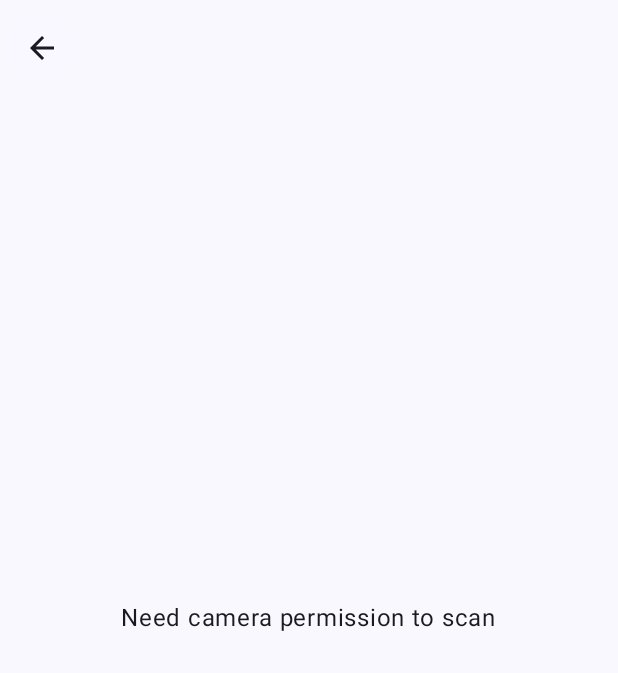
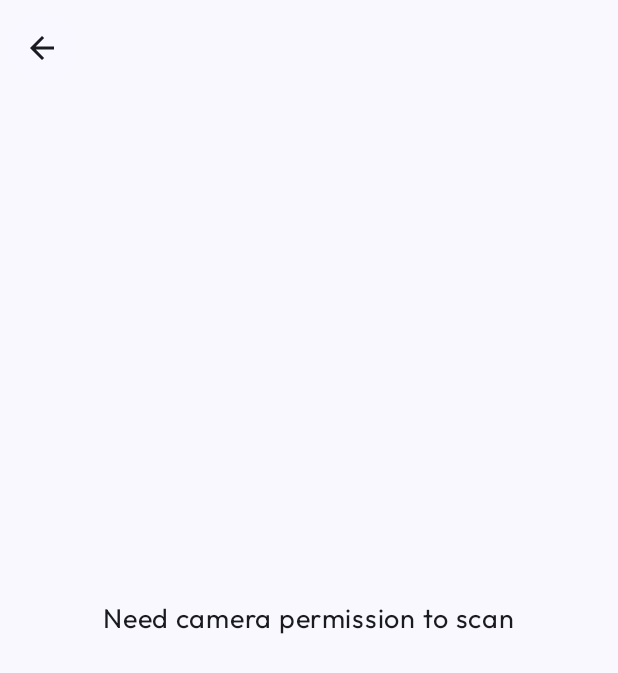
Before and after one commit to diego-matesanz/Arcaneum, an Android app built with Jetpack Compose: the CameraScreen screen opened through its navigation route, on a phone screen of 412 x 824 dp. Shown: the top 673 px of the screen. Run offline under Robolectric (Android 15) with nearby library versions, the phone set to English and light mode, and no system bars; libraries missing offline, so code that uses them is left out: com.journeyapps.barcodescanner; pictures from the network do not load.

Commit message:
Added theme typography

```diff
--- a/app/src/main/java/com/example/architectcoders/ui/screens/home/HomeScreen.kt
+++ b/app/src/main/java/com/example/architectcoders/ui/screens/home/HomeScreen.kt
@@ -35,6 +35,7 @@ import androidx.compose.ui.Modifier
 import androidx.compose.ui.draw.clip
 import androidx.compose.ui.input.nestedscroll.nestedScroll
 import androidx.compose.ui.res.stringResource
+import androidx.compose.ui.text.font.FontWeight
 import androidx.compose.ui.text.input.ImeAction
 import androidx.compose.ui.text.input.KeyboardType
 import androidx.compose.ui.text.style.TextAlign
@@ -57,7 +58,12 @@ fun HomeScreen(
         Scaffold(
             topBar = {
                 TopAppBar(
-                    title = { Text(text = stringResource(id = R.string.app_name)) },
+                    title = {
+                        Text(
+                            text = stringResource(id = R.string.app_name),
+                            style = MaterialTheme.typography.headlineMedium.copy(fontWeight = FontWeight.Normal),
+                        )
+                    },
                     scrollBehavior = scrollBehavior,
                 )
             },
@@ -158,8 +164,7 @@ private fun BookInfo(
         )
         Text(
             text = author,
-            style = MaterialTheme.typography.bodyMedium,
-            color = MaterialTheme.typography.bodyMedium.color.copy(alpha = 0.5F),
+            style = MaterialTheme.typography.bodyMedium.copy(fontWeight = FontWeight.Light),
             maxLines = 1,
             overflow = TextOverflow.Ellipsis,
             textAlign = TextAlign.Start,
```
Also changed, not shown: app/src/main/java/com/example/architectcoders/ui/screens/detail/DetailScreen.kt (+4 -6 lines), app/src/main/java/com/example/architectcoders/ui/theme/Type.kt (+50 -18 lines), app/src/main/res/font/outfit_black.ttf (added), app/src/main/res/font/outfit_bold.ttf (added), app/src/main/res/font/outfit_extra_bold.ttf (added), app/src/main/res/font/outfit_extra_light.ttf (added), app/src/main/res/font/outfit_light.ttf (added), app/src/main/res/font/outfit_medium.ttf (added), app/src/main/res/font/outfit_regular.ttf (added), app/src/main/res/font/outfit_semi_bold.ttf (added), app/src/main/res/font/outfit_thin.ttf (added).
